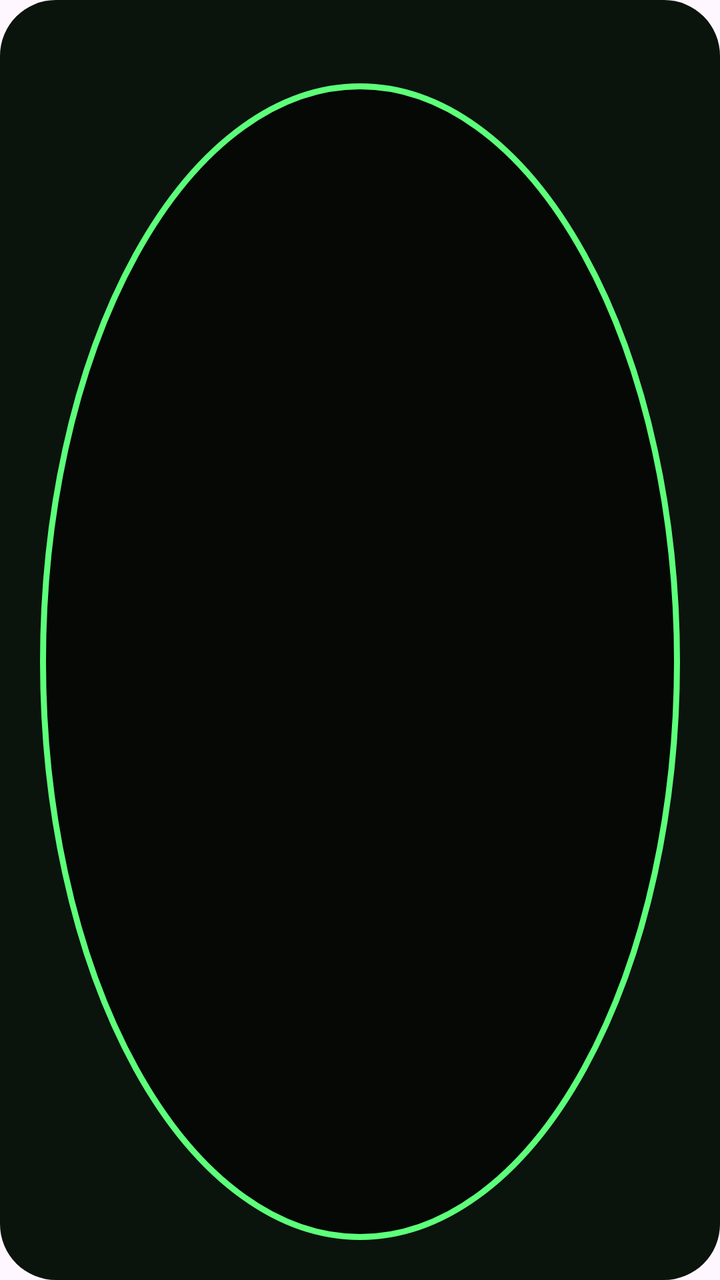
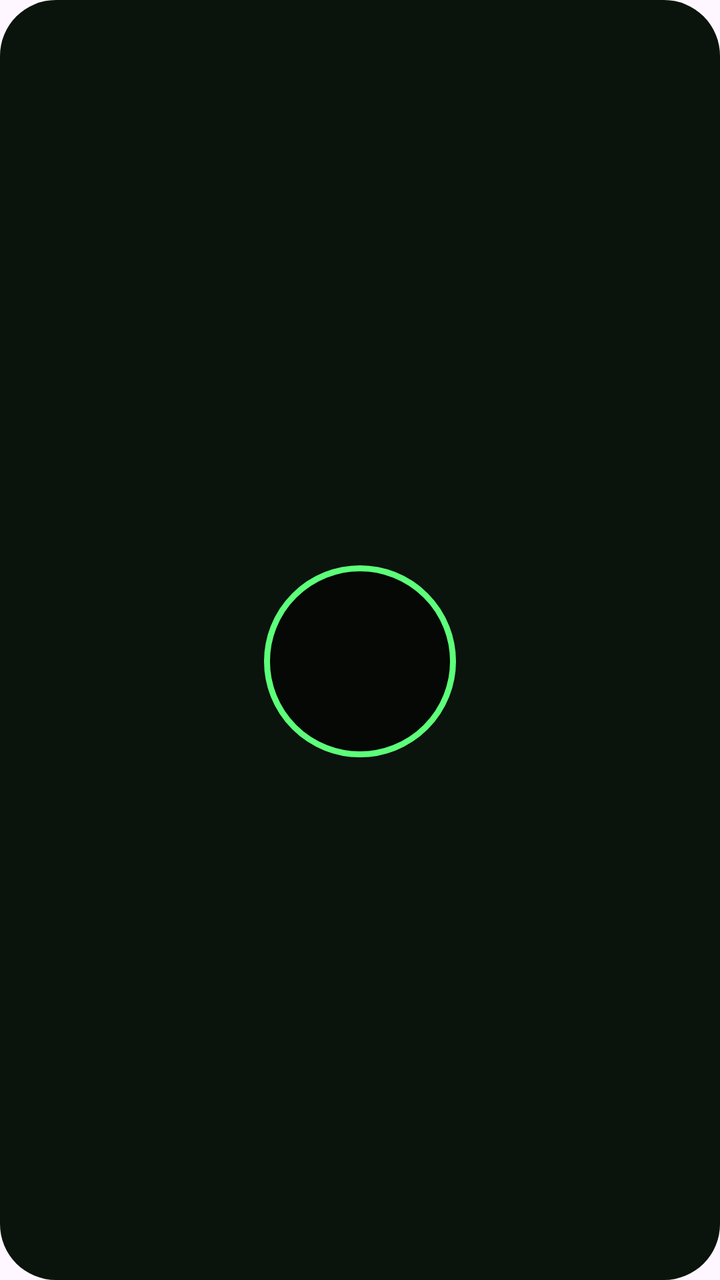

Compare the two renders of this Android layout. The source of the first and the diff that turns it into the second are given below.
<!-- AndroidManifest.xml: application theme Theme.app -->
<!-- res/layout/widget_ball.xml -->
<?xml version="1.0" encoding="utf-8"?>
<FrameLayout xmlns:android="http://schemas.android.com/apk/res/android" android:id="@+id/root" android:layout_width="match_parent" android:layout_height="match_parent" android:background="@drawable/wd_panel">
    <ImageView android:id="@+id/edge" android:layout_width="match_parent" android:layout_height="match_parent" android:scaleType="fitXY" android:importantForAccessibility="no" />
    <LinearLayout android:layout_width="match_parent" android:layout_height="match_parent" android:orientation="vertical" android:padding="18dp" android:gravity="center_horizontal">
        <TextView android:id="@+id/lbl" android:layout_width="wrap_content" android:layout_height="wrap_content" android:fontFamily="sans-serif-medium" android:textSize="10sp" android:textColor="@color/cy_neon" android:letterSpacing="0.18" android:maxLines="1"/>
        <FrameLayout android:id="@+id/ball" android:layout_width="match_parent" android:layout_height="0dp" android:layout_weight="1" android:layout_marginTop="8dp" android:padding="2dp">
            <FrameLayout android:layout_width="match_parent" android:layout_height="match_parent" android:background="@drawable/wd_ball" android:padding="16dp">
                <TextView android:id="@+id/ans" android:layout_width="match_parent" android:layout_height="match_parent" android:gravity="center" android:fontFamily="serif" android:textStyle="italic" android:textSize="16sp" android:textColor="@color/cy_cream" android:maxLines="4" android:autoSizeTextType="uniform" android:autoSizeMinTextSize="10sp" android:autoSizeMaxTextSize="18sp" />
            </FrameLayout>
        </FrameLayout>
    </LinearLayout>
</FrameLayout>
<!-- resources referenced by this layout -->
<resources>
  <color name="cy_cream">#F3ECB2</color>
  <color name="cy_neon">#5DFF7A</color>
  <!-- drawable wd_ball (drawable) -->
  <?xml version="1.0" encoding="utf-8"?>
  <shape xmlns:android="http://schemas.android.com/apk/res/android" android:shape="oval">
      <solid android:color="#050805" />
      <stroke android:width="3dp" android:color="@color/cy_neon" />
  </shape>
  <!-- drawable wd_panel (drawable) -->
  <?xml version="1.0" encoding="utf-8"?>
  <shape xmlns:android="http://schemas.android.com/apk/res/android" android:shape="rectangle">
      <solid android:color="@color/cy_panel" />
      <corners android:radius="28dp" />
  </shape>
  <style name="Theme.app" parent="Theme.Material3.DayNight.NoActionBar">
          
      </style>
  <color name="cy_panel">#0B130D</color>
</resources>

<!-- the commit's change to res/layout/widget_ball.xml (unified diff, before → after) -->
@@ -3,9 +3,11 @@
     <ImageView android:id="@+id/edge" android:layout_width="match_parent" android:layout_height="match_parent" android:scaleType="fitXY" android:importantForAccessibility="no" />
     <LinearLayout android:layout_width="match_parent" android:layout_height="match_parent" android:orientation="vertical" android:padding="18dp" android:gravity="center_horizontal">
         <TextView android:id="@+id/lbl" android:layout_width="wrap_content" android:layout_height="wrap_content" android:fontFamily="sans-serif-medium" android:textSize="10sp" android:textColor="@color/cy_neon" android:letterSpacing="0.18" android:maxLines="1"/>
-        <FrameLayout android:id="@+id/ball" android:layout_width="match_parent" android:layout_height="0dp" android:layout_weight="1" android:layout_marginTop="8dp" android:padding="2dp">
-            <FrameLayout android:layout_width="match_parent" android:layout_height="match_parent" android:background="@drawable/wd_ball" android:padding="16dp">
-                <TextView android:id="@+id/ans" android:layout_width="match_parent" android:layout_height="match_parent" android:gravity="center" android:fontFamily="serif" android:textStyle="italic" android:textSize="16sp" android:textColor="@color/cy_cream" android:maxLines="4" android:autoSizeTextType="uniform" android:autoSizeMinTextSize="10sp" android:autoSizeMaxTextSize="18sp" />
+        <FrameLayout android:layout_width="match_parent" android:layout_height="0dp" android:layout_weight="1" android:layout_marginTop="8dp">
+            <FrameLayout android:id="@+id/ball" android:layout_width="100dp" android:layout_height="100dp" android:layout_gravity="center" android:padding="2dp">
+                <FrameLayout android:layout_width="match_parent" android:layout_height="match_parent" android:background="@drawable/wd_ball" android:padding="14dp">
+                    <TextView android:id="@+id/ans" android:layout_width="match_parent" android:layout_height="match_parent" android:gravity="center" android:fontFamily="serif" android:textStyle="italic" android:textSize="15sp" android:textColor="@color/cy_cream" android:maxLines="4" android:autoSizeTextType="uniform" android:autoSizeMinTextSize="9sp" android:autoSizeMaxTextSize="16sp" />
+                </FrameLayout>
             </FrameLayout>
         </FrameLayout>
     </LinearLayout>
